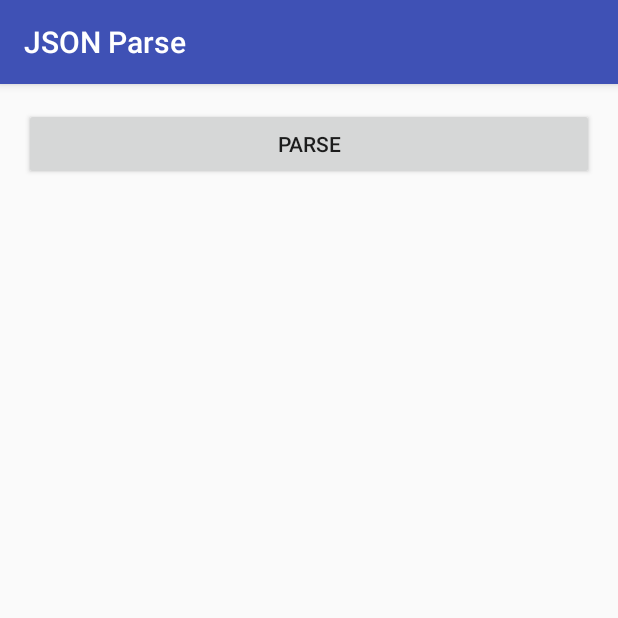
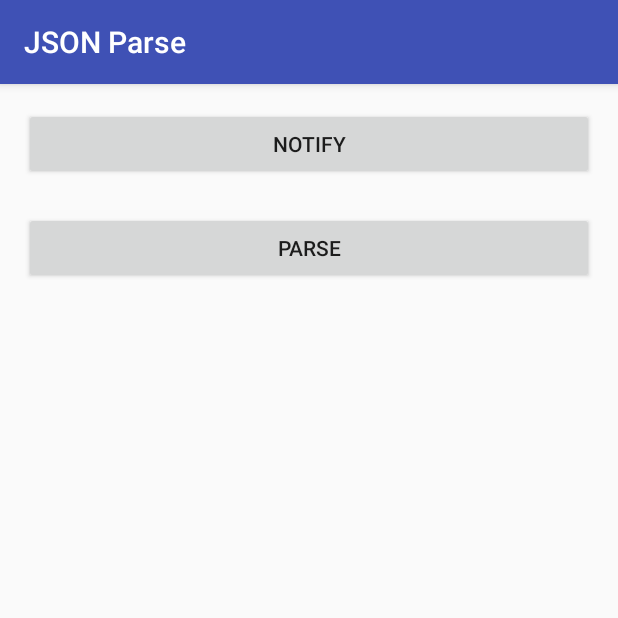
Before and after one commit to LafayetteFormulaElectricVehicle/Cell-Phone-App, an Android app: the screen it shows after launch (MainActivity), on a phone screen of 412 x 824 dp, the top half of it. Run offline under Robolectric (Android 15) with nearby library versions, the phone set to English and light mode, and no system bars.

Commit message:
Added Notification Throw

```diff
--- a/testRaji/JSONPasringDemo/MyApplication/app/src/main/java/birrur/com/jsonparse/MainActivity.java
+++ b/testRaji/JSONPasringDemo/MyApplication/app/src/main/java/birrur/com/jsonparse/MainActivity.java
@@ -1,13 +1,30 @@
 package birrur.com.jsonparse;
 
+import android.app.NotificationManager;
+import android.content.Intent;
+import android.support.v4.app.NotificationManagerCompat;
 import android.support.v7.app.AppCompatActivity;
 import android.os.Bundle;
+import android.support.v7.app.NotificationCompat;
+import android.view.View;
 
 public class MainActivity extends AppCompatActivity {
+
+    NotificationCompat.Builder mBuilder = (android.support.v7.app.NotificationCompat.Builder) new NotificationCompat.Builder(this).setSmallIcon(R.drawable.notification_icon).setContentTitle("My notification").setContentText("Hello World!");
 
     @Override
     protected void onCreate(Bundle savedInstanceState) {
         super.onCreate(savedInstanceState);
         setContentView(R.layout.activity_main);
     }
+
+    /** Called when the user clicks the Send button */
+    public void notificate(View view) {
+
+        // Do something in response to button
+        int mNotificationId = 001;
+        NotificationManager nmg = (NotificationManager) getSystemService(NOTIFICATION_SERVICE);
+        nmg.notify(mNotificationId, mBuilder.build());
+
+    }
 }
--- a/testRaji/JSONPasringDemo/MyApplication/app/src/main/res/layout/activity_main.xml
+++ b/testRaji/JSONPasringDemo/MyApplication/app/src/main/res/layout/activity_main.xml
@@ -11,13 +11,26 @@
     tools:context="birrur.com.jsonparse.MainActivity">
 
     <Button
-        android:text="PARSE"
+        android:text="Notify"
         android:layout_width="wrap_content"
         android:layout_height="wrap_content"
+        android:id="@+id/button_notify"
         android:layout_alignParentTop="true"
         android:layout_alignParentLeft="true"
         android:layout_alignParentStart="true"
-        android:id="@+id/button"
+        android:layout_alignParentRight="true"
+        android:layout_alignParentEnd="true"
+        android:onClick="notificate"/>
+
+    <Button
+        android:text="Parse"
+        android:layout_width="wrap_content"
+        android:layout_height="wrap_content"
+        android:id="@+id/button_parse"
+        android:layout_marginTop="21dp"
+        android:layout_below="@+id/button_notify"
+        android:layout_alignParentLeft="true"
+        android:layout_alignParentStart="true"
         android:layout_alignParentRight="true"
         android:layout_alignParentEnd="true" />
 </RelativeLayout>
```
Also changed, not shown: testRaji/JSONPasringDemo/MyApplication/app/src/main/res/drawable-hdpi-v11/notification_icon.png (added), testRaji/JSONPasringDemo/MyApplication/app/src/main/res/drawable-hdpi-v9/notification_icon.png (added), testRaji/JSONPasringDemo/MyApplication/app/src/main/res/drawable-hdpi/notification_icon.png (added), testRaji/JSONPasringDemo/MyApplication/app/src/main/res/drawable-mdpi-v11/notification_icon.png (added), testRaji/JSONPasringDemo/MyApplication/app/src/main/res/drawable-mdpi-v9/notification_icon.png (added), testRaji/JSONPasringDemo/MyApplication/app/src/main/res/drawable-mdpi/notification_icon.png (added), testRaji/JSONPasringDemo/MyApplication/app/src/main/res/drawable-xhdpi-v11/notification_icon.png (added), testRaji/JSONPasringDemo/MyApplication/app/src/main/res/drawable-xhdpi-v9/notification_icon.png (added), testRaji/JSONPasringDemo/MyApplication/app/src/main/res/drawable-xhdpi/notification_icon.png (added), testRaji/JSONPasringDemo/MyApplication/app/src/main/res/drawable-xxhdpi-v11/notification_icon.png (added), testRaji/JSONPasringDemo/MyApplication/app/src/main/res/drawable-xxhdpi-v9/notification_icon.png (added), testRaji/JSONPasringDemo/MyApplication/app/src/main/res/drawable-xxhdpi/notification_icon.png (added), 1 other file.
